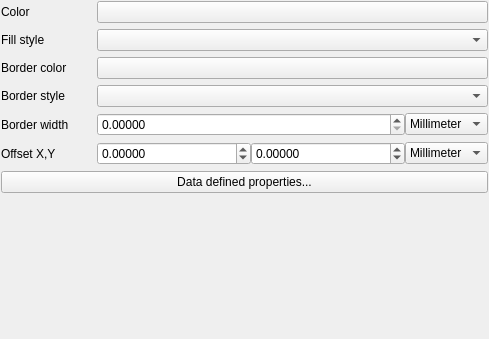
This is src/ui/symbollayer/widget_simplefill.ui in qgis/QGIS as Qt 5 draws it before an edit. The edited form follows.
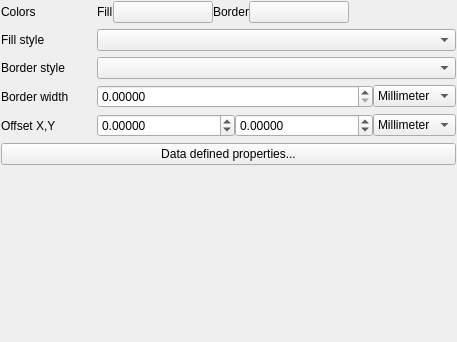
This is the edited form. Custom widgets are drawn as their Qt base class.

```diff
--- a/src/ui/symbollayer/widget_simplefill.ui
+++ b/src/ui/symbollayer/widget_simplefill.ui
@@ -6,8 +6,8 @@
    <rect>
     <x>0</x>
     <y>0</y>
-    <width>489</width>
-    <height>339</height>
+    <width>457</width>
+    <height>342</height>
    </rect>
   </property>
   <property name="windowTitle">
@@ -17,68 +17,50 @@
    <property name="fieldGrowthPolicy">
     <enum>QFormLayout::AllNonFixedFieldsGrow</enum>
    </property>
+   <property name="labelAlignment">
+    <set>Qt::AlignLeading|Qt::AlignLeft|Qt::AlignTop</set>
+   </property>
    <property name="horizontalSpacing">
     <number>28</number>
    </property>
    <property name="margin">
     <number>1</number>
    </property>
-   <item row="0" column="0">
-    <widget class="QLabel" name="label">
-     <property name="text">
-      <string>Color</string>
-     </property>
-    </widget>
-   </item>
-   <item row="0" column="1">
-    <widget class="QgsColorButton" name="btnChangeColor">
-     <property name="text">
-      <string/>
-     </property>
-    </widget>
-   </item>
    <item row="1" column="0">
+    <widget class="QLabel" name="label">
+     <property name="text">
+      <string>Colors</string>
+     </property>
+    </widget>
+   </item>
+   <item row="2" column="0">
     <widget class="QLabel" name="label_2">
      <property name="text">
       <string>Fill style</string>
      </property>
     </widget>
    </item>
-   <item row="1" column="1">
-    <widget class="QgsBrushStyleComboBox" name="cboFillStyle"/>
-   </item>
-   <item row="2" column="0">
-    <widget class="QLabel" name="label_3">
-     <property name="text">
-      <string>Border color</string>
-     </property>
-    </widget>
-   </item>
    <item row="2" column="1">
-    <widget class="QgsColorButton" name="btnChangeBorderColor">
-     <property name="text">
-      <string/>
-     </property>
-    </widget>
+    <widget class="QgsBrushStyleComboBox" name="cboFillStyle"/>
    </item>
-   <item row="3" column="0">
+   <item row="4" column="0">
     <widget class="QLabel" name="label_4">
      <property name="text">
       <string>Border style</string>
      </property>
     </widget>
    </item>
-   <item row="3" column="1">
+   <item row="4" column="1">
     <widget class="QgsPenStyleComboBox" name="cboBorderStyle"/>
    </item>
-   <item row="4" column="0">
+   <item row="5" column="0">
     <widget class="QLabel" name="label_5">
      <property name="text">
       <string>Border width</string>
      </property>
     </widget>
    </item>
-   <item row="4" column="1">
+   <item row="5" column="1">
     <layout class="QHBoxLayout" name="horizontalLayout_3">
      <item>
       <widget class="QDoubleSpinBox" name="spinBorderWidth">
@@ -112,14 +94,14 @@
      </item>
     </layout>
    </item>
-   <item row="5" column="0">
+   <item row="6" column="0">
     <widget class="QLabel" name="label_6">
      <property name="text">
       <string>Offset X,Y</string>
      </property>
     </widget>
    </item>
-   <item row="5" column="1">
+   <item row="6" column="1">
     <layout class="QHBoxLayout" name="horizontalLayout">
      <item>
       <widget class="QDoubleSpinBox" name="spinOffsetX">
@@ -175,7 +157,7 @@
      </item>
     </layout>
    </item>
-   <item row="6" column="0" colspan="2">
+   <item row="7" column="0" colspan="2">
     <widget class="QPushButton" name="mDataDefinedPropertiesButton">
      <property name="sizePolicy">
       <sizepolicy hsizetype="Minimum" vsizetype="Fixed">
@@ -188,6 +170,87 @@
      </property>
     </widget>
    </item>
+   <item row="1" column="1">
+    <layout class="QHBoxLayout" name="horizontalLayout_2">
+     <item>
+      <widget class="QLabel" name="label_7">
+       <property name="sizePolicy">
+        <sizepolicy hsizetype="Maximum" vsizetype="Preferred">
+         <horstretch>0</horstretch>
+         <verstretch>0</verstretch>
+        </sizepolicy>
+       </property>
+       <property name="text">
+        <string>Fill</string>
+       </property>
+      </widget>
+     </item>
+     <item>
+      <widget class="QgsColorButton" name="btnChangeColor">
+       <property name="minimumSize">
+        <size>
+         <width>100</width>
+         <height>0</height>
+        </size>
+       </property>
+       <property name="maximumSize">
+        <size>
+         <width>100</width>
+         <height>16777215</height>
+        </size>
+       </property>
+       <property name="text">
+        <string/>
+       </property>
+      </widget>
+     </item>
+     <item>
+      <widget class="QLabel" name="label_3">
+       <property name="sizePolicy">
+        <sizepolicy hsizetype="Maximum" vsizetype="Preferred">
+         <horstretch>0</horstretch>
+         <verstretch>0</verstretch>
+        </sizepolicy>
+       </property>
+       <property name="text">
+        <string>Border</string>
+       </property>
+      </widget>
+     </item>
+     <item>
+      <widget class="QgsColorButton" name="btnChangeBorderColor">
+       <property name="minimumSize">
+        <size>
+         <width>100</width>
+         <height>0</height>
+        </size>
+       </property>
+       <property name="maximumSize">
+        <size>
+         <width>100</width>
+         <height>16777215</height>
+        </size>
+       </property>
+       <property name="text">
+        <string/>
+       </property>
+      </widget>
+     </item>
+     <item>
+      <spacer name="horizontalSpacer">
+       <property name="orientation">
+        <enum>Qt::Horizontal</enum>
+       </property>
+       <property name="sizeHint" stdset="0">
+        <size>
+         <width>40</width>
+         <height>20</height>
+        </size>
+       </property>
+      </spacer>
+     </item>
+    </layout>
+   </item>
   </layout>
  </widget>
  <customwidgets>
```
